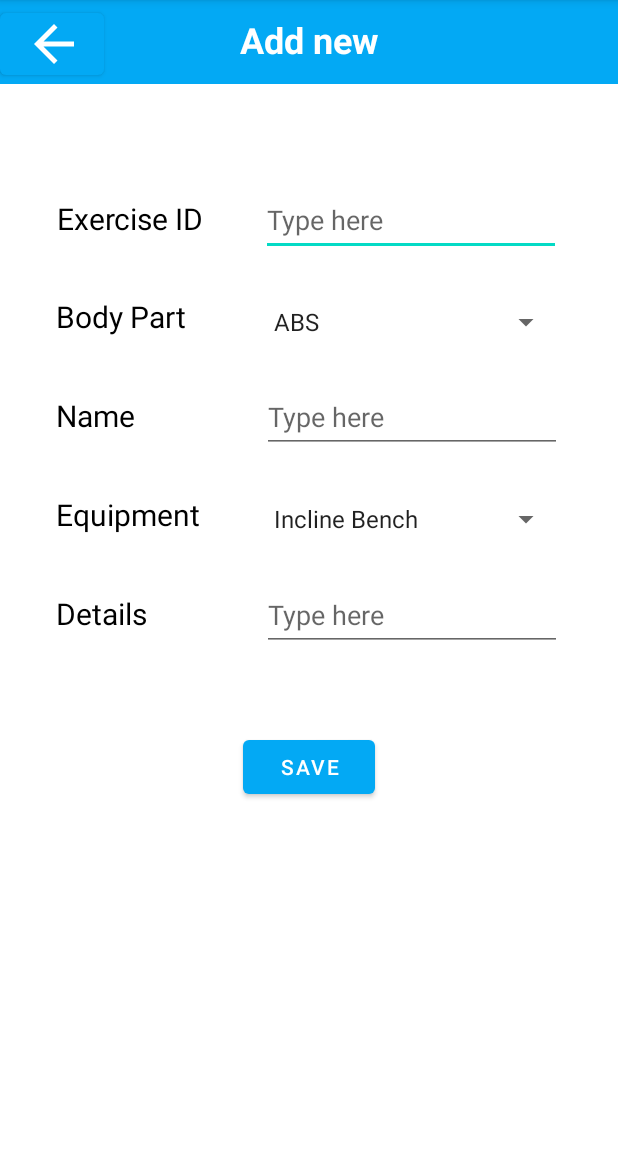
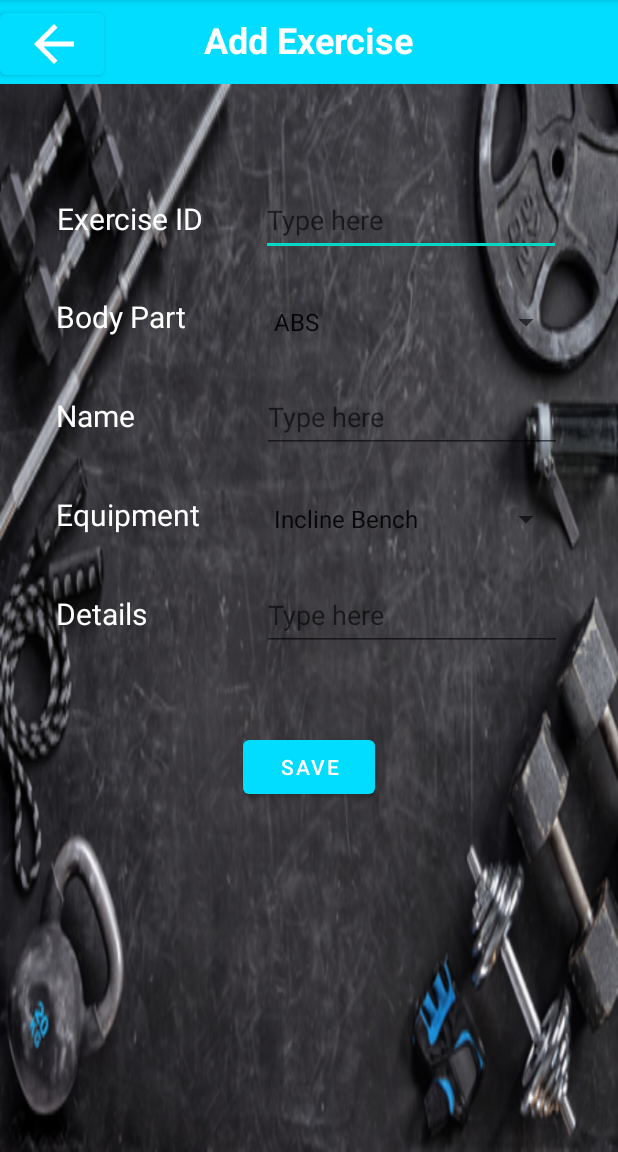
Before and after one commit to ShalithaAlahakoon/PowerFitApp-, an Android app: the AddNew screen opened directly, with no data from a screen before it, on a phone screen of 412 x 824 dp, the part 84-1236 px from its top. Run offline under Robolectric (Android 15) with nearby library versions, the phone set to English and light mode, and no system bars; our stand-ins replace Firebase (no records; nobody signed in at launch, a user with empty details on screens opened directly).

Commit message:
Exercise Delete function and Background Images

```diff
--- a/app/src/main/java/com/example/powerfitex/AddNew.java
+++ b/app/src/main/java/com/example/powerfitex/AddNew.java
@@ -60,6 +60,10 @@ public class AddNew extends AppCompatActivity {
 
                     dbRef.push().setValue(Exr);
 
+                    Intent intent = new Intent(this, HomeExercise.class);
+                    startActivity(intent);
+
+
                     Toast.makeText(getApplicationContext(), "Successfully Inserted", Toast.LENGTH_SHORT).show();
                     clearControls();
                 }
--- a/app/src/main/java/com/example/powerfitex/Exercise.java
+++ b/app/src/main/java/com/example/powerfitex/Exercise.java
@@ -58,8 +58,5 @@ public class Exercise {
         this.details = details;
     }
 
-    public String allExercices(){
-        return this.exID + "\n" + "Name : " + exName + "\n" + "Body Part : " + bodyPart;
-    }
 
 }
--- a/app/src/main/java/com/example/powerfitex/HomeExercise.java
+++ b/app/src/main/java/com/example/powerfitex/HomeExercise.java
@@ -54,14 +54,10 @@ public class HomeExercise extends AppCompatActivity {
         inputSearch.addTextChangedListener(new TextWatcher() {
             @Override
             public void beforeTextChanged(CharSequence s, int start, int count, int after) {
-
             }
-
             @Override
             public void onTextChanged(CharSequence s, int start, int before, int count) {
-
             }
-
             @Override
             public void afterTextChanged(Editable s) {
                 if (s.toString()!= null)
@@ -72,7 +68,6 @@ public class HomeExercise extends AppCompatActivity {
                 {
                     LoadData("");
                 }
-
             }
         });
     }
--- a/app/src/main/res/layout/activity_add_new.xml
+++ b/app/src/main/res/layout/activity_add_new.xml
@@ -4,7 +4,7 @@
     xmlns:tools="http://schemas.android.com/tools"
     android:layout_width="match_parent"
     android:layout_height="match_parent"
-    android:background="#FFFFFF"
+    android:background="@drawable/background5"
     android:visibility="visible"
     tools:context=".AddNew">
 
@@ -42,7 +42,7 @@
         android:layout_height="28dp"
         android:layout_marginTop="38dp"
         android:text="@string/txtBodyPart"
-        android:textColor="#000000"
+        android:textColor="#FFFFFF"
         android:textSize="20sp"
         app:layout_constraintEnd_toStartOf="@+id/spinnerBPart"
         app:layout_constraintHorizontal_bias="0.5"
@@ -54,6 +54,7 @@
         android:layout_width="200dp"
         android:layout_height="48dp"
         android:layout_marginTop="20dp"
+        android:dropDownSelector="@color/light_blue"
         android:entries="@array/body_part"
         android:visibility="visible"
         app:layout_constraintEnd_toEndOf="parent"
@@ -67,7 +68,7 @@
         android:layout_height="28dp"
         android:layout_marginTop="38dp"
         android:text="@string/txtName"
-        android:textColor="#000000"
+        android:textColor="#FFFFFF"
         android:textSize="20sp"
         app:layout_constraintEnd_toStartOf="@+id/editTextName"
         app:layout_constraintHorizontal_bias="0.5"
@@ -80,7 +81,7 @@
         android:layout_height="wrap_content"
         android:layout_marginTop="76dp"
         android:text="@string/txtExId"
-        android:textColor="#000000"
+        android:textColor="#FFFFFF"
         android:textSize="20sp"
         app:layout_constraintEnd_toStartOf="@+id/editTextID"
         app:layout_constraintHorizontal_bias="0.5"
@@ -94,9 +95,12 @@
         android:ems="10"
         android:hint="@string/editTxrID"
         android:inputType="textPersonName"
+        android:scrollbarThumbHorizontal="@color/white"
         android:scrollbarThumbVertical="@color/black"
-        android:textColor="#000000"
+        android:shadowColor="@color/light_blue"
+        android:textColor="#FFFFFF"
         android:textColorHighlight="@color/light_blue"
+        android:textColorLink="@color/light_blue"
         app:layout_constraintBaseline_toBaselineOf="@+id/txtExId"
         app:layout_constraintEnd_toEndOf="parent"
         app:layout_constraintHorizontal_bias="0.5"
@@ -109,7 +113,10 @@
         android:ems="10"
         android:hint="@string/editTextName"
         android:inputType="textPersonName"
+        android:shadowColor="@color/light_blue"
+        android:textColor="#FFFFFF"
         android:textColorHighlight="@color/light_blue"
+        android:textColorLink="@color/light_blue"
         app:layout_constraintBaseline_toBaselineOf="@+id/txtName"
         app:layout_constraintEnd_toEndOf="parent"
         app:layout_constraintHorizontal_bias="0.5"
@@ -121,7 +128,7 @@
         android:layout_height="28dp"
         android:layout_marginTop="38dp"
         android:text="@string/txtEquipment"
-        android:textColor="#000000"
+        android:textColor="#FFFFFF"
         android:textSize="20dp"
         app:layout_constraintEnd_toStartOf="@+id/spinnerEquipment"
         app:layout_constraintHorizontal_bias="0.5"
@@ -133,6 +140,7 @@
         android:layout_width="200dp"
         android:layout_height="48dp"
         android:layout_marginTop="20dp"
+        android:dropDownSelector="@color/light_blue"
         android:entries="@array/equipment"
         app:layout_constraintEnd_toEndOf="parent"
         app:layout_constraintHorizontal_bias="0.5"
@@ -145,7 +153,7 @@
         android:layout_height="28dp"
         android:layout_marginTop="38dp"
         android:text="@string/txtDetails"
-        android:textColor="#000000"
+        android:textColor="#FFFFFF"
         android:textSize="20sp"
         app:layout_constraintEnd_toStartOf="@+id/editTextDetails"
         app:layout_constraintHorizontal_bias="0.5"
@@ -159,7 +167,10 @@
         android:ems="10"
         android:hint="@string/editTxtDetails"
         android:inputType="textPersonName"
+        android:shadowColor="@color/light_blue"
+        android:textColor="#FFFFFF"
         android:textColorHighlight="@color/light_blue"
+        android:textColorLink="@color/light_blue"
         app:layout_constraintBaseline_toBaselineOf="@+id/txtDetails"
         app:layout_constraintEnd_toEndOf="parent"
         app:layout_constraintHorizontal_bias="0.5"
@@ -172,6 +183,8 @@
         android:layout_marginTop="64dp"
         android:onClick="insert"
         android:text="@string/btnSave"
+        android:textColor="#FFFFFF"
+        android:textColorHint="@color/white"
         app:backgroundTint="@color/light_blue"
         app:layout_constraintEnd_toEndOf="parent"
         app:layout_constraintHorizontal_bias="0.5"
--- a/app/src/main/res/values/colors.xml
+++ b/app/src/main/res/values/colors.xml
@@ -7,5 +7,5 @@
     <color name="teal_700">#FF018786</color>
     <color name="black">#FF000000</color>
     <color name="white">#FFFFFFFF</color>
-    <color name="light_blue">#03A9F4</color>
+    <color name="light_blue">#ff00ddff</color>
 </resources>
--- a/app/src/main/res/values/strings.xml
+++ b/app/src/main/res/values/strings.xml
@@ -8,7 +8,7 @@
     <string name="txtEquipment">Equipment</string>
     <string name="txtDetails">Details</string>
     <string name="editTxrID">Type here</string>
-    <string name="AddNew">Add new</string>
+    <string name="AddNew">Add Exercise</string>
     <string name="editTextName">Type here</string>
     <string name="editTxtDetails">Type here</string>
     <string name="btnSave">Save</string>
@@ -43,5 +43,7 @@
         <item>Leg curl</item>
         <item>Barbell</item>
         <item>Bench</item>
+        <item>Carpet</item>
+        <item>Pushdown</item>
     </string-array>
 </resources>
```
Also changed, not shown: app/src/main/java/com/example/powerfitex/ViewAllExercise.java (+16 -2 lines), app/src/main/res/drawable/input_search_ex.xml (+5 -2 lines), app/src/main/res/layout/activity_home_exercise.xml (+15 -7 lines), app/src/main/res/layout/activity_view_all_exercise.xml (+16 -12 lines), app/src/main/res/layout/single_view_exercise.xml (+7 -7 lines), app/src/main/res/drawable-v24/background5.jpg (added), app/src/main/res/drawable/background_1.jpg (added), app/src/main/res/drawable/background_2.jpg (added), app/src/main/res/drawable/background_3.jpeg (added), app/src/main/res/drawable/background_4.jpg (added).
